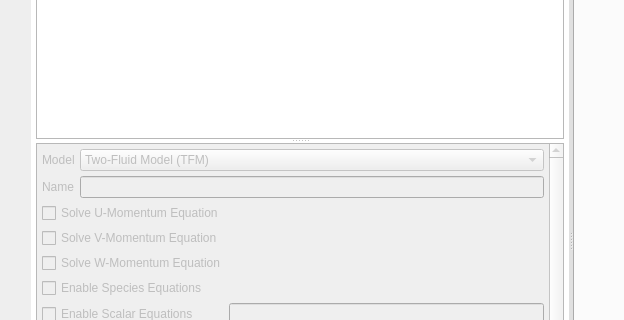
Old version of the form gui/uifiles/gui.ui in the repository truongd8593/mfix; both pictures show x 119 to 743 and y 250 to 570 of the 1045 by 1015 pixel window.
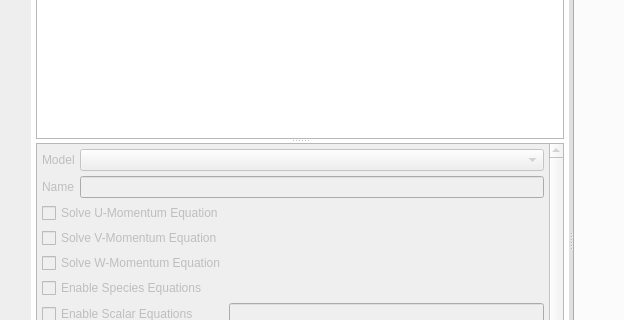
New version of the form. Custom widgets are drawn as their Qt base class.

Commit message: small ui tweak - fix selection behavior for 'solids' table

What changed in the file:
```diff
--- a/gui/uifiles/gui.ui
+++ b/gui/uifiles/gui.ui
@@ -1663,6 +1663,11 @@
                            </item>
                            <item row="0" column="2">
                             <widget class="ComboBox" name="combobox_keyword_solids_model">
+                             <item>
+                              <property name="text">
+                               <string/>
+                              </property>
+                             </item>
                              <item>
                               <property name="text">
                                <string>Two-Fluid Model (TFM)</string>
```
Left out of the diff: 15 changed lines with no effect on the pictures.
